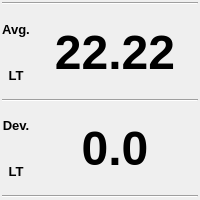
Before: the Qt Designer form bigviewnum.ui in siborion/siborion_american_scan, drawn with Qt 5.
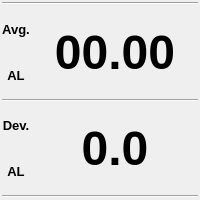
After: the same form once the commit is applied.

Patch:
```diff
--- a/bigviewnum.ui
+++ b/bigviewnum.ui
@@ -73,7 +73,7 @@
         </font>
        </property>
        <property name="text">
-        <string>22.22</string>
+        <string>00.00</string>
        </property>
        <property name="alignment">
         <set>Qt::AlignCenter</set>
@@ -107,7 +107,7 @@
         </font>
        </property>
        <property name="text">
-        <string>LT</string>
+        <string>AL</string>
        </property>
        <property name="alignment">
         <set>Qt::AlignCenter</set>
@@ -144,7 +144,7 @@
         </font>
        </property>
        <property name="text">
-        <string>LT</string>
+        <string>AL</string>
        </property>
        <property name="alignment">
         <set>Qt::AlignCenter</set>
```
Left out of the diff: 4 changed lines with no effect on the pictures.
